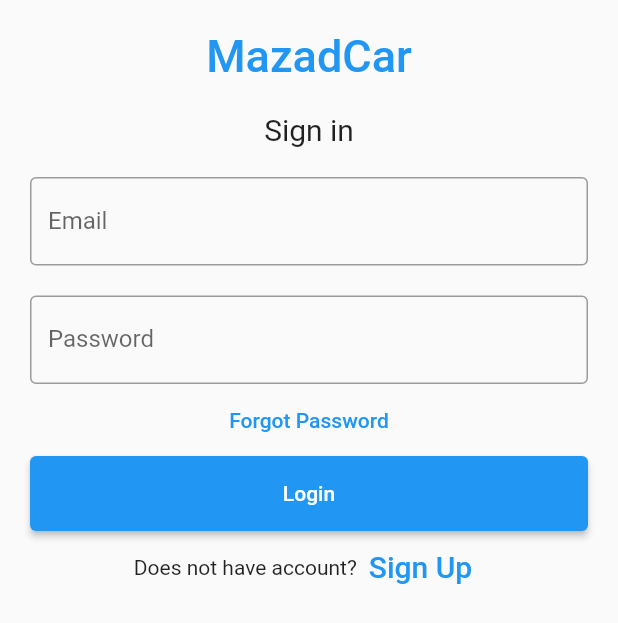
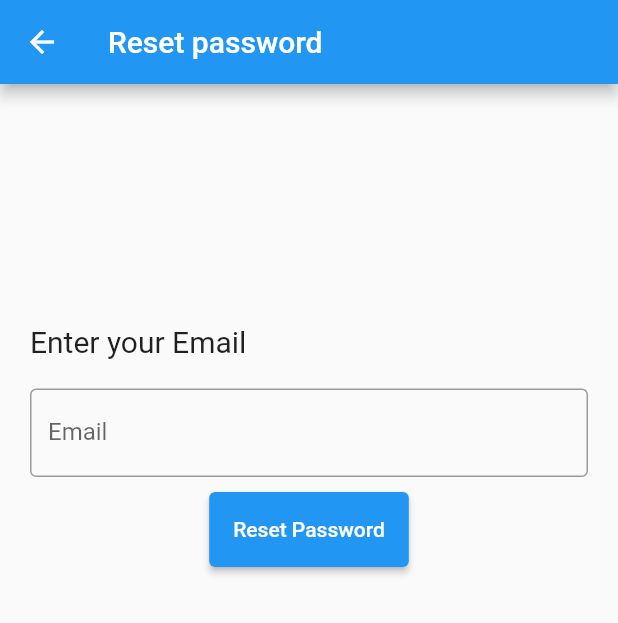
Before and after one commit to Omar0Tarek/MazadCar, a Flutter app: the screen it shows after launch, after a tap on "Forgot Password", on a phone screen of 412 x 824 dp. Shown: the top 623 px of the screen. Run offline on Flutter 3.47's test engine with Material 2 defaults, Android fonts, the phone set to English and light mode, and no system bars; our stand-ins replace cloud_firestore, email_validator, firebase_auth, firebase_core, firebase_storage, google_fonts and 1 more; accounts and stored records are empty.

Commit message:
Error Feedback and Password Reset

```diff
--- /dev/null
+++ b/lib/Screens/Auth/ForgotPassword.dart
@@ -0,0 +1,99 @@
+import 'package:email_validator/email_validator.dart';
+import 'package:firebase_auth/firebase_auth.dart';
+import 'package:flutter/material.dart';
+
+import '../../main.dart';
+import 'Utils.dart';
+
+class ForgotPassword extends StatefulWidget {
+  const ForgotPassword({super.key});
+
+  @override
+  State<ForgotPassword> createState() => _ForgotPasswordState();
+}
+
+class _ForgotPasswordState extends State<ForgotPassword> {
+  final formKey = GlobalKey<FormState>();
+  final emailController = TextEditingController();
+
+  Future resetPassword() async {
+    final isValid = formKey.currentState!.validate();
+    if (!isValid) {
+      return;
+    }
+    showDialog(
+        context: context,
+        barrierDismissible: false,
+        builder: ((context) => Center(child: CircularProgressIndicator())));
+
+    try {
+      await FirebaseAuth.instance.sendPasswordResetEmail(
+        email: emailController.text.trim(),
+      );
+      Utils.showSnackbar("An Email was sent to reset your password");
+    } on FirebaseException catch (e) {
+      print(e.message);
+      Utils.showSnackbar(e.message);
+    }
+    navigatorKey.currentState!.popUntil((route) => route.isFirst);
+  }
+
+  @override
+  Widget build(BuildContext context) {
+    return Scaffold(
+      appBar: AppBar(title: const Text('Reset password')),
+      body: Padding(
+        padding: const EdgeInsets.fromLTRB(10, 150, 10, 0),
+        child: Form(
+            key: formKey,
+            child: Column(
+              mainAxisAlignment: MainAxisAlignment.center,
+              mainAxisSize: MainAxisSize.min,
+              children: [
+                // Container(
+                //     alignment: Alignment.center,
+                //     padding: const EdgeInsets.all(10),
+                //     child: const Text(
+                //       'MazadCar',
+                //       style: TextStyle(
+                //           color: Colors.blue,
+                //           fontWeight: FontWeight.w500,
+                //           fontSize: 30),
+                //     )),
+                Container(
+                    alignment: Alignment.centerLeft,
+                    padding: const EdgeInsets.all(10),
+                    child: const Text(
+                      'Enter your Email',
+                      style: TextStyle(fontSize: 20),
+                    )),
+                Container(
+                  padding: const EdgeInsets.all(10),
+                  child: TextFormField(
+                    autovalidateMode: AutovalidateMode.onUserInteraction,
+                    validator: (email) =>
+                        email == null || !EmailValidator.validate(email)
+                            ? 'Enter a valid email'
+                            : null,
+                    controller: emailController,
+                    decoration: const InputDecoration(
+                      border: OutlineInputBorder(),
+                      labelText: 'Email',
+                    ),
+                  ),
+                ),
+                Container(
+                    height: 50,
+                    padding: const EdgeInsets.fromLTRB(10, 0, 10, 0),
+                    child: ElevatedButton(
+                      child: const Text('Reset Password'),
+                      onPressed: () {
+                        resetPassword();
+                      },
+                    )),
+              ],
+            )),
+      ),
+    );
+  }
+}
--- a/lib/Screens/Auth/LoginPage.dart
+++ b/lib/Screens/Auth/LoginPage.dart
@@ -5,6 +5,7 @@
 import 'package:cloud_firestore/cloud_firestore.dart';
 
 import '../../main.dart';
+import 'Utils.dart';
 
 class LoginPage extends StatefulWidget {
   final VoidCallback onClickedSignUp;
@@ -43,6 +44,7 @@
           password: passwordController.text.trim());
     } on FirebaseException catch (e) {
       print(e.message);
+      Utils.showSnackbar(e.message);
     }
     navigatorKey.currentState!.popUntil((route) => route.isFirst);
   }
@@ -106,6 +108,7 @@
               TextButton(
                 onPressed: () {
                   //forgot password screen
+                  Navigator.of(context).pushNamed('/forgotPassword');
                 },
                 child: const Text(
                   'Forgot Password',
--- a/lib/main.dart
+++ b/lib/main.dart
@@ -3,6 +3,7 @@
 import "package:firebase_core/firebase_core.dart";
 import 'package:cloud_firestore/cloud_firestore.dart';
 import 'package:flutter/src/widgets/navigator.dart';
+import 'package:mazadcar/Screens/Auth/Utils.dart';
 import 'package:mazadcar/Screens/Common/profile.dart';
 import 'package:mazadcar/Screens/Seller/addCarImage.dart';
 import 'package:mazadcar/Screens/tabControllerScreen.dart';
@@ -10,6 +11,7 @@
 import 'package:provider/provider.dart';
 
 import 'Screens/Auth/AuthPage.dart';
+import 'Screens/Auth/ForgotPassword.dart';
 import 'Screens/Auth/HomePage.dart';
 import 'Screens/Auth/LoginPage.dart';
 
@@ -33,6 +35,7 @@
         ],
         child: MaterialApp(
             navigatorKey: navigatorKey,
+            scaffoldMessengerKey: Utils.messengerKey,
             title: 'MazadCar',
             theme: ThemeData(
               primarySwatch: Colors.blue,
@@ -44,7 +47,8 @@
                   ),
               '/home': (dummyctx) => TabControllerScreen(),
               '/addCarImage': (dummyctx) => AddCarImage(),
-              '/profile': (dummyctx) => Profile()
+              '/profile': (dummyctx) => Profile(),
+              '/forgotPassword': (dummyctx) => ForgotPassword(),
             }));
   }
 }
```
Also changed, not shown: lib/Screens/Auth/RegisterPage.dart (+10 -2 lines), lib/Screens/Auth/Utils.dart (added, +15 -0 lines).
